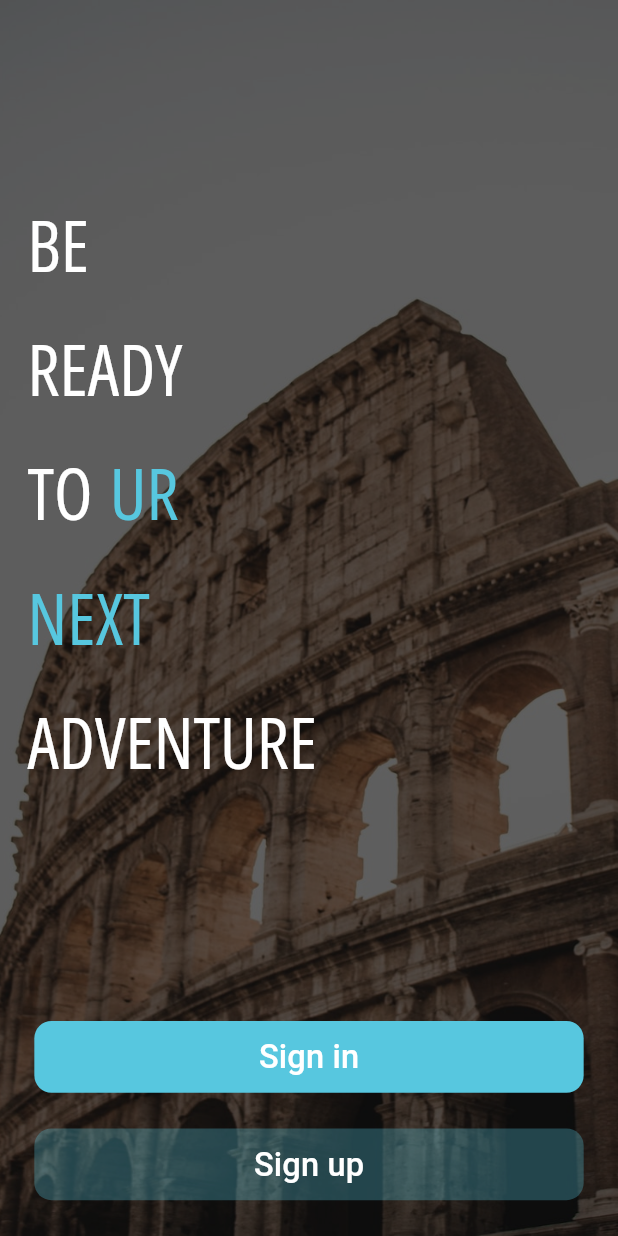
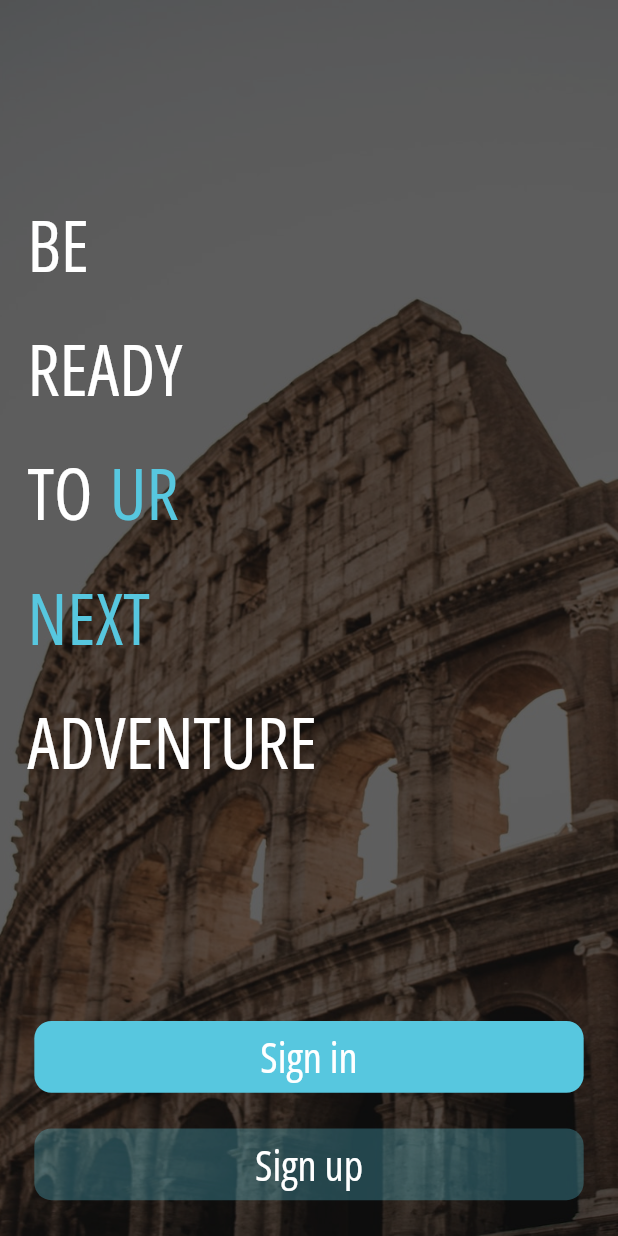
Before and after one commit to HusseinMohamed99/TRIPSO, a Flutter app: the screen it shows after launch, on a phone screen of 412 x 824 dp. Run offline on Flutter 3.47's test engine with Material 3 defaults, Android fonts, the phone set to English and light mode, and no system bars; our stand-ins replace animated_splash_screen, cached_network_image, carousel_slider, cloud_firestore, connectivity_plus, equatable and 17 more; accounts and stored records are empty.

Commit message:
Refactor `defaultMaterialButton` to `DefaultMaterialButton` widget
Converted the `defaultMaterialButton` function into a `DefaultMaterialButton` widget class to improve reusability and maintainability. Updated all instances where `defaultMaterialButton` was used to use

```diff
--- a/lib/features/on_boarding/widgets/build_action_buttons.dart
+++ b/lib/features/on_boarding/widgets/build_action_buttons.dart
@@ -8,14 +8,16 @@ class BuildActionButtons extends StatelessWidget {
   Widget build(BuildContext context) {
     return Column(
       children: [
-        defaultMaterialButton(
+        DefaultMaterialButton(
+          context: context,
           function: () =>
               _navigateTo(context, Routes.signInScreen, sharedPrefHelper),
           text: 'Sign in',
           color: ColorsManager.primaryColor,
         ),
         Space(height: 20, width: 0), // Adjusted for better spacing
-        defaultMaterialButton(
+        DefaultMaterialButton(
+          context: context,
           function: () =>
               _navigateTo(context, Routes.signUpScreen, sharedPrefHelper),
           text: 'Sign up',
--- a/lib/features/password/forget_password_screen.dart
+++ b/lib/features/password/forget_password_screen.dart
@@ -73,7 +73,8 @@ class _ForgotPasswordState extends State<ForgotPassword> {
                       assetImage(),
                       formField(),
                       Space(width: 0, height: 20.h),
-                      defaultMaterialButton(
+                      DefaultMaterialButton(
+                        context: context,
                         function: () {
                           if (forgetFormKey.currentState!.validate()) {
                             ResetPasswordCubit.get(context).resetPassword(
--- a/lib/features/sign_in/sign_in_screen.dart
+++ b/lib/features/sign_in/sign_in_screen.dart
@@ -173,7 +173,8 @@ class SignInScreen extends StatelessWidget {
                         mainAxisAlignment: MainAxisAlignment.center,
                         children: [
                           Center(
-                            child: defaultMaterialButton(
+                            child: DefaultMaterialButton(
+                              context: context,
                               function: () {
                                 if (formKey.currentState!.validate()) {
                                   SignInCubit.get(context).userSignIn(
--- a/lib/features/sign_up/sign_up_screen.dart
+++ b/lib/features/sign_up/sign_up_screen.dart
@@ -255,8 +255,9 @@ class SignUpScreen extends StatelessWidget {
                             ],
                           ),
                         ),
-                        Space(width: 0.w, height: 30.h),
-                        defaultMaterialButton(
+                        Space(width: 0.w, height: 30),
+                        DefaultMaterialButton(
+                          context: context,
                           function: () {
                             if (formKey.currentState!.validate()) {
                               SignUpCubit.get(context).userSignUp(
--- a/lib/shared/components/buttons.dart
+++ b/lib/shared/components/buttons.dart
@@ -1,26 +1,39 @@
 import 'package:flutter/material.dart';
 import 'package:flutter_screenutil/flutter_screenutil.dart';
-import 'package:google_fonts/google_fonts.dart';
 import 'package:tripso/core/helpers/export_manager/export_manager.dart';
 
-Widget defaultMaterialButton({
-  required Function() function,
-  required String text,
-  double? width,
-  double? height,
-  double? radius,
-  bool isUpperCase = false,
-  Color? color,
-  Function? onTap,
-}) =>
-    Container(
-      width: width?.w ?? 320.w,
-      height: height?.h ?? 40.h,
+class DefaultMaterialButton extends StatelessWidget {
+  final Function() function;
+  final String text;
+  final BuildContext context;
+  final double? width;
+  final double? height;
+  final double? radius;
+  final bool isUpperCase;
+  final Color? color;
+  final Function? onTap;
+
+  const DefaultMaterialButton({
+    super.key,
+    required this.function,
+    required this.text,
+    required this.context,
+    this.width,
+    this.height,
+    this.radius,
+    this.isUpperCase = false,
+    this.color,
+    this.onTap,
+  });
+
+  @override
+  Widget build(BuildContext context) {
+    return Container(
+      width: width ?? 320.w,
+      height: height ?? 40.h,
       decoration: BoxDecoration(
-        borderRadius: BorderRadius.circular(
-          radius?.r ?? 10.r,
-        ),
-        color: color,
+        borderRadius: BorderRadius.circular(radius ?? 10.r),
+        color: color ?? ColorsManager.primaryColor,
       ),
       child: MaterialButton(
         clipBehavior: Clip.antiAliasWithSaveLayer,
@@ -31,15 +44,15 @@ Widget defaultMaterialButton({
           child: Text(
             textAlign: TextAlign.center,
             isUpperCase ? text.toUpperCase() : text,
-            style: GoogleFonts.roboto(
-              fontSize: 19.sp,
+            style: context.titleLarge!.copyWith(
               color: ColorsManager.whiteColor,
-              fontWeight: FontWeight.w500,
             ),
           ),
         ),
       ),
     );
+  }
+}
 
 Widget defaultButton({
   required Function() function,
```
